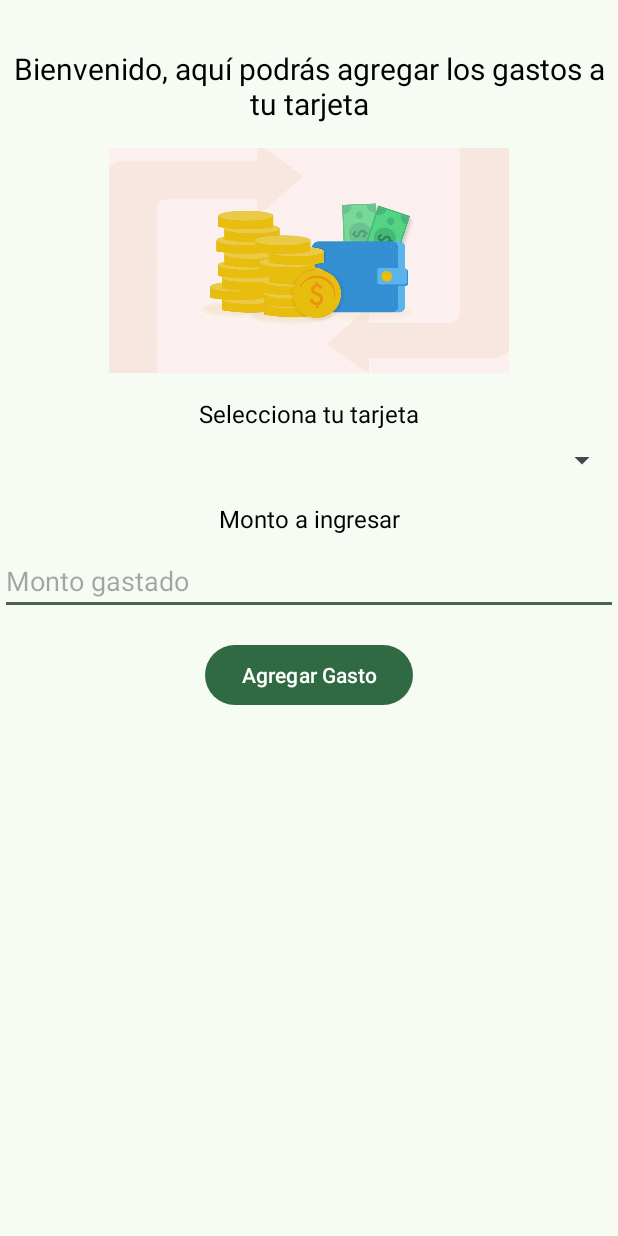
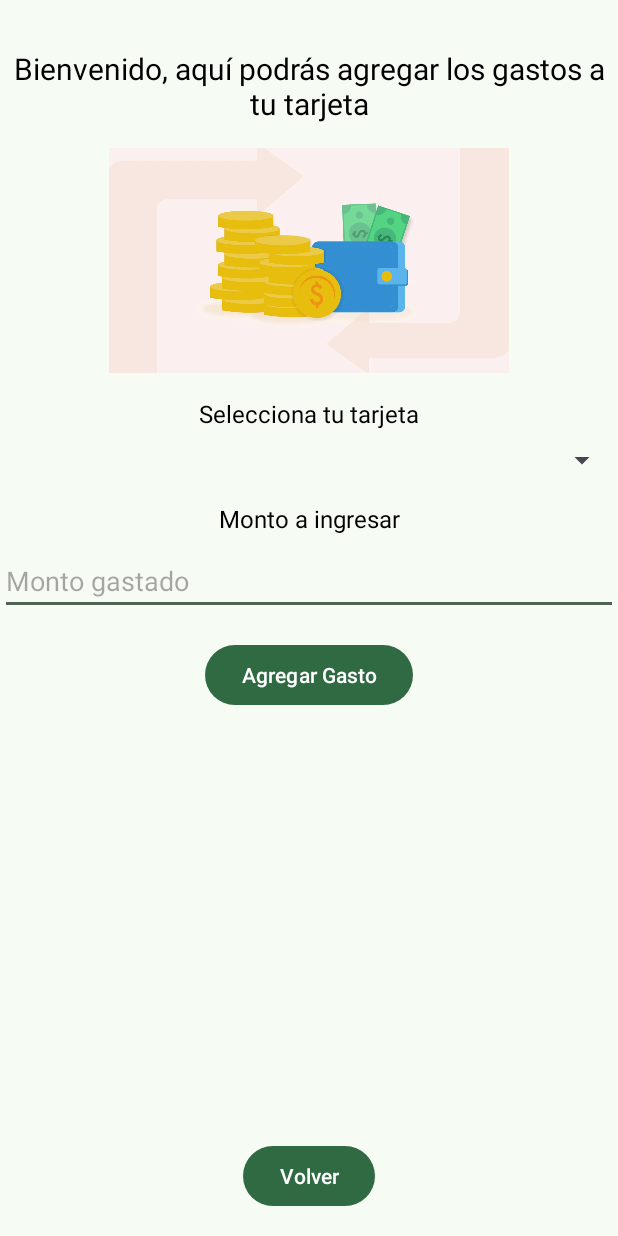
Before and after one commit to Juandoqg/Monify, an Android app: the AgregarGasto screen opened directly, with no data from a screen before it, on a phone screen of 412 x 824 dp. Run offline under Robolectric (Android 15) with nearby library versions, the phone set to English and light mode, and no system bars; our stand-ins replace Room's generated code; Roboto replaces fonts that are not available here.

Commit message:
botones volver en agregar y gasto

```diff
--- a/app/src/main/java/com/example/monify/AgregarGasto.java
+++ b/app/src/main/java/com/example/monify/AgregarGasto.java
@@ -23,7 +23,7 @@ import java.util.concurrent.Executor;
 import java.util.concurrent.Executors;
 
 public class AgregarGasto extends AppCompatActivity {
-
+    private Button btnVolver;
     private Spinner spinnerTarjetas;
     private EditText edtMonto;
     private Button btnAgregarGasto;
@@ -35,6 +35,8 @@ public class AgregarGasto extends AppCompatActivity {
     protected void onCreate(Bundle savedInstanceState) {
         super.onCreate(savedInstanceState);
         setContentView(R.layout.activity_agregar_gasto); // Usa el mismo layout
+        btnVolver = findViewById(R.id.btnVolver);
+        btnVolver.setOnClickListener(v -> finish());
 
         spinnerTarjetas = findViewById(R.id.spinnerTarjetas);
         edtMonto = findViewById(R.id.edtMonto);
--- a/app/src/main/java/com/example/monify/AgregarIngreso.java
+++ b/app/src/main/java/com/example/monify/AgregarIngreso.java
@@ -25,7 +25,7 @@ import java.util.concurrent.Executor;
 import java.util.concurrent.Executors;
 
 public class AgregarIngreso extends AppCompatActivity {
-
+    private Button btnVolver;
     private Spinner spinnerTarjetas;
     private EditText edtMonto;
     private Button btnAgregarIngreso;
@@ -37,6 +37,8 @@ public class AgregarIngreso extends AppCompatActivity {
     protected void onCreate(Bundle savedInstanceState) {
         super.onCreate(savedInstanceState);
         setContentView(R.layout.activity_agregar_ingreso);
+        btnVolver = findViewById(R.id.btnVolver);
+        btnVolver.setOnClickListener(v -> finish());
 
         spinnerTarjetas = findViewById(R.id.spinnerTarjetas);
         edtMonto = findViewById(R.id.edtMonto);
--- a/app/src/main/java/com/example/monify/inicioApp.java
+++ b/app/src/main/java/com/example/monify/inicioApp.java
@@ -87,12 +87,12 @@ public class inicioApp extends AppCompatActivity {
             int id = item.getItemId();
 
             if (id == R.id.navigation_dashboard) {
-                Toast.makeText(this, "Lanzando TarjetasActivity", Toast.LENGTH_SHORT).show();
+
                 Intent intent = new Intent(inicioApp.this, TarjetasActivity.class);
                 startActivity(intent);
                 return true;  // Evento manejado
             } else if (id == R.id.navigation_movements) {
-                Toast.makeText(this, "Lanzando MovementsActivity", Toast.LENGTH_SHORT).show();
+
                 Intent intent = new Intent(inicioApp.this, MovementsActivity.class);
                 startActivity(intent);
                 return true;  // Evento manejado
--- a/app/src/main/res/layout/activity_agregar_gasto.xml
+++ b/app/src/main/res/layout/activity_agregar_gasto.xml
@@ -84,4 +84,14 @@
         app:layout_constraintTop_toBottomOf="@id/edtMonto"
         app:layout_constraintStart_toStartOf="parent"
         app:layout_constraintEnd_toEndOf="parent" />
+
+    <Button
+        android:id="@+id/btnVolver"
+        android:layout_width="wrap_content"
+        android:layout_height="wrap_content"
+        android:text="Volver"
+        android:layout_marginBottom="16dp"
+        app:layout_constraintBottom_toBottomOf="parent"
+        app:layout_constraintStart_toStartOf="parent"
+        app:layout_constraintEnd_toEndOf="parent" />
 </androidx.constraintlayout.widget.ConstraintLayout>
```
Also changed, not shown: app/src/main/res/layout/activity_agregar_ingreso.xml (+10 -0 lines).
